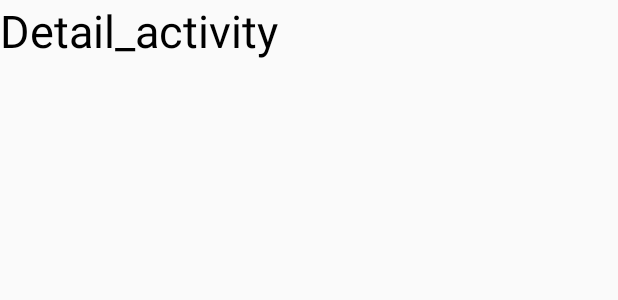
After one commit to RaulBreaFernandez/DI, an Android app: the layout activity_detail.xml on its own in the app's theme, with its tools: preview values and no code run, on a phone screen of 412 x 824 dp. The commit adds this screen. Shown: the top 300 px of the screen. Run offline under Robolectric (Android 15) with nearby library versions, the phone set to English and light mode, and no system bars; network calls fail.

Commit message:
Tarea 2 sprint 4completada

```diff
--- a/sprint4Android/app/src/main/AndroidManifest.xml
+++ b/sprint4Android/app/src/main/AndroidManifest.xml
@@ -13,6 +13,9 @@
         android:theme="@style/Theme.MyOtherCatalog"
         tools:targetApi="31">
         <activity
+            android:name=".DetailActivity"
+            android:exported="true"/>
+        <activity
             android:name=".MainActivity"
             android:exported="true">
             <intent-filter>
--- /dev/null
+++ b/sprint4Android/app/src/main/java/com/example/myothercatalog/select_listener.java
@@ -0,0 +1,5 @@
+package com.example.myothercatalog;
+
+public interface select_listener {
+    void onItemClick(BookData bookData);
+}
--- /dev/null
+++ b/sprint4Android/app/src/main/res/layout/activity_detail.xml
@@ -0,0 +1,14 @@
+<?xml version="1.0" encoding="utf-8"?>
+<androidx.constraintlayout.widget.ConstraintLayout xmlns:android="http://schemas.android.com/apk/res/android"
+    xmlns:tools="http://schemas.android.com/tools"
+    android:layout_width="match_parent"
+    android:layout_height="match_parent">
+
+    <TextView
+        android:layout_width="wrap_content"
+        android:layout_height="wrap_content"
+        android:text="Detail_activity"
+        android:textColor="@color/black"
+        android:textSize="30sp"
+        tools:ignore="MissingConstraints" />
+</androidx.constraintlayout.widget.ConstraintLayout>
--- /dev/null
+++ b/sprint4Android/app/src/main/res/values/refs.xml
@@ -0,0 +1,2 @@
+<?xml version="1.0" encoding="utf-8"?>
+<resources></resources>
```
Also changed, not shown: sprint4Android/app/src/main/java/com/example/myothercatalog/Adapter.java (+10 -1 lines), sprint4Android/app/src/main/java/com/example/myothercatalog/DetailActivity.java (added, +12 -0 lines), sprint4Android/app/src/main/java/com/example/myothercatalog/MainActivity.java (+7 -3 lines).
